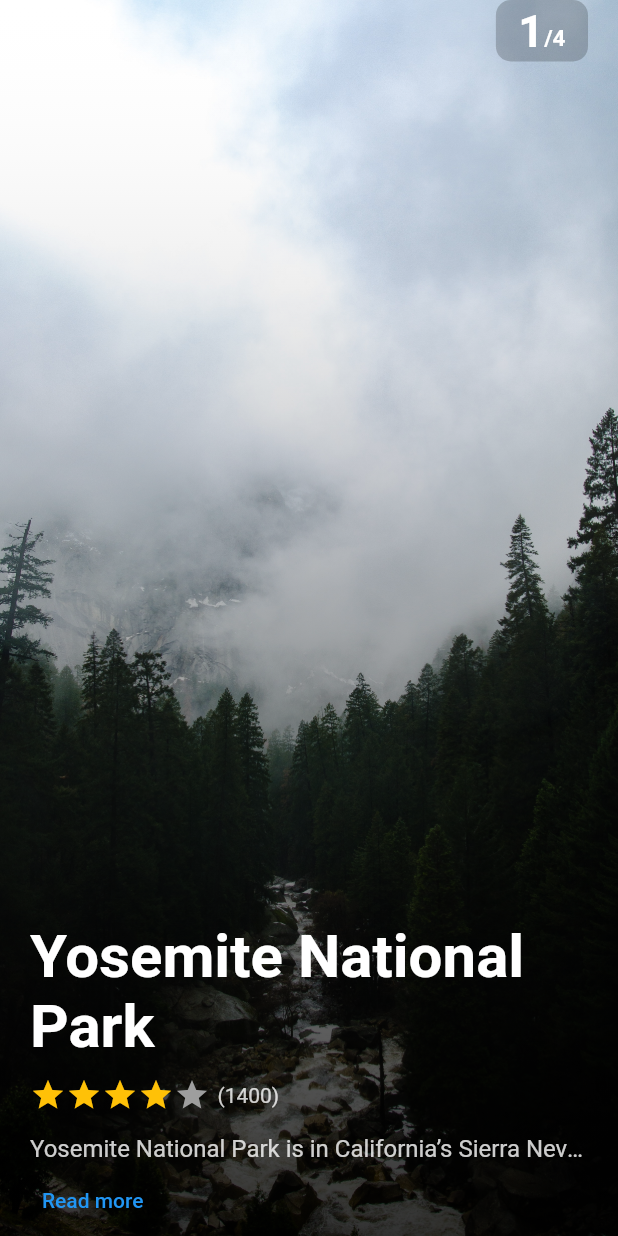
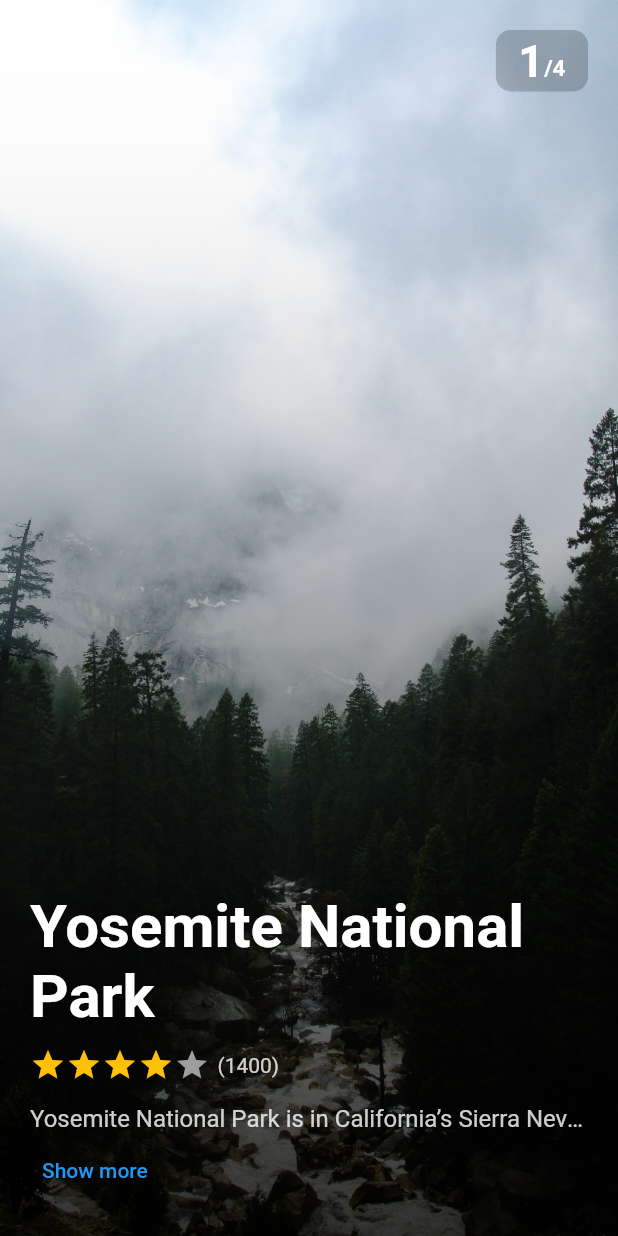
Before and after one commit to decodevM/trip_ui, a Flutter app: the screen it shows after launch, on a phone screen of 412 x 824 dp. Run offline on Flutter 3.47's test engine with Material 2 defaults, Android fonts, the phone set to English and light mode, and no system bars.

Commit message:
Add show more, show less

```diff
--- a/lib/trip_page.dart
+++ b/lib/trip_page.dart
@@ -14,10 +14,10 @@ class TripPage extends StatefulWidget {
 }
 
 class _TripPageState extends State<TripPage> {
-  bool isReadMore = false;
-  void readMore() {
+  bool isShowMore = false;
+  void showMore() {
     setState(() {
-      isReadMore = !isReadMore;
+      isShowMore = !isShowMore;
     });
   }
 
@@ -34,8 +34,8 @@ class _TripPageState extends State<TripPage> {
       ),
       child: Container(
         padding: EdgeInsets.only(
-            top: MediaQuery.of(context).padding.top,
-            bottom: MediaQuery.of(context).padding.bottom,
+            top: MediaQuery.of(context).padding.top+20,
+            bottom: MediaQuery.of(context).padding.bottom+20,
             left: 20,
             right: 20),
         decoration: BoxDecoration(
@@ -81,12 +81,12 @@ class _TripPageState extends State<TripPage> {
                   color: Colors.white.withOpacity(.8),
                   fontSize: 16,
                   height: 1.5,
-                  overflow: isReadMore ? null : TextOverflow.ellipsis),
-              maxLines: isReadMore ? null : 1,
+                  overflow: isShowMore ? null : TextOverflow.ellipsis),
+              maxLines: isShowMore ? null : 1,
             ),
             TextButton(
-              onPressed: readMore,
-              child: const Text('Read more'),
+              onPressed: showMore,
+              child: Text(isShowMore ? 'Show less' :'Show more'),
             ),
           ],
         ),
```
